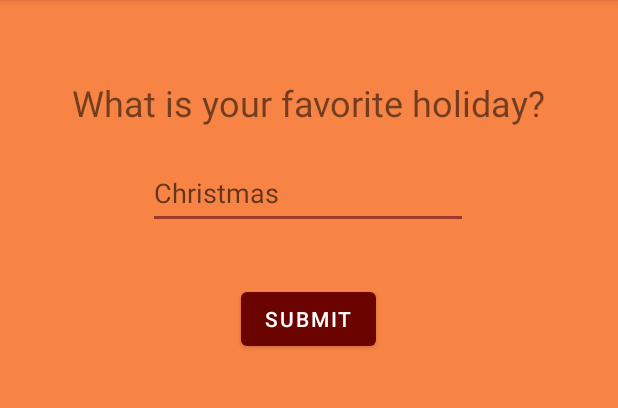
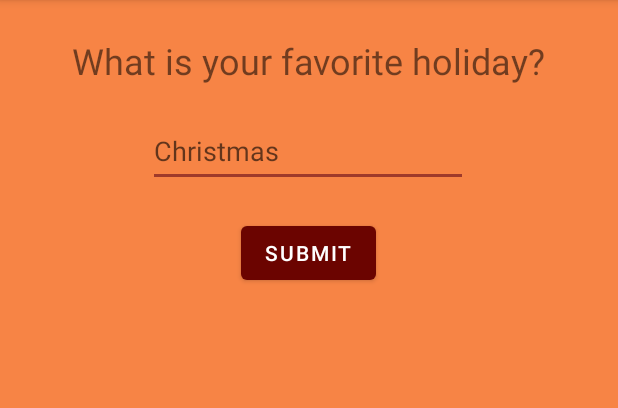
Before and after one commit to luch5405/MobileAppDev, an Android app: the screen it shows after launch (MainActivity), on a phone screen of 412 x 824 dp, the part 84-492 px from its top. Run offline under Robolectric (Android 15) with nearby library versions, the phone set to English and light mode, and no system bars.

Commit message:
Add files via upload

```diff
--- a/Lab6/app/src/main/res/layout/activity_main.xml
+++ b/Lab6/app/src/main/res/layout/activity_main.xml
@@ -10,7 +10,7 @@
         android:id="@+id/mainText"
         android:layout_width="wrap_content"
         android:layout_height="wrap_content"
-        android:layout_marginTop="52dp"
+        android:layout_marginTop="24dp"
         android:text="@string/mainText"
         android:textSize="24sp"
         app:layout_constraintEnd_toEndOf="parent"
@@ -24,7 +24,7 @@
         android:id="@+id/button"
         android:layout_width="wrap_content"
         android:layout_height="wrap_content"
-        android:layout_marginTop="36dp"
+        android:layout_marginTop="20dp"
         android:onClick="submitBtn"
         android:text="@string/buttonText"
         app:layout_constraintEnd_toEndOf="parent"
@@ -50,8 +50,8 @@
     <TextView
         android:id="@+id/outputText"
         android:layout_width="wrap_content"
-        android:layout_height="wrap_content"
-        android:layout_marginTop="48dp"
+        android:layout_height="0dp"
+        android:layout_marginTop="16dp"
         android:text="@string/outputText"
         app:layout_constraintEnd_toEndOf="parent"
         app:layout_constraintHorizontal_bias="0.498"
@@ -60,16 +60,13 @@
 
     <ImageView
         android:id="@+id/image"
-        android:layout_width="286dp"
-        android:layout_height="265dp"
-        android:layout_marginTop="20dp"
-        android:layout_marginBottom="50dp"
+        android:layout_width="78dp"
+        android:layout_height="63dp"
+        android:layout_marginTop="16dp"
         android:contentDescription="@string/contentDesc"
-        app:layout_constraintBottom_toBottomOf="parent"
         app:layout_constraintEnd_toEndOf="parent"
-        app:layout_constraintHorizontal_bias="0.496"
+        app:layout_constraintHorizontal_bias="0.498"
         app:layout_constraintStart_toStartOf="parent"
-        app:layout_constraintTop_toBottomOf="@+id/outputText"
-        app:layout_constraintVertical_bias="0.937" />
+        app:layout_constraintTop_toBottomOf="@+id/outputText" />
 
 </androidx.constraintlayout.widget.ConstraintLayout>
--- a/Lab6/app/src/main/res/mipmap-anydpi-v26/ic_launcher.xml
+++ b/Lab6/app/src/main/res/mipmap-anydpi-v26/ic_launcher.xml
@@ -1,5 +1,5 @@
 <?xml version="1.0" encoding="utf-8"?>
 <adaptive-icon xmlns:android="http://schemas.android.com/apk/res/android">
-    <background android:drawable="@drawable/ic_launcher_background"/>
+    <background android:drawable="@color/ic_launcher_background"/>
     <foreground android:drawable="@mipmap/ic_launcher_foreground"/>
 </adaptive-icon>
--- a/Lab6/app/src/main/res/mipmap-anydpi-v26/ic_launcher_round.xml
+++ b/Lab6/app/src/main/res/mipmap-anydpi-v26/ic_launcher_round.xml
@@ -1,5 +1,5 @@
 <?xml version="1.0" encoding="utf-8"?>
 <adaptive-icon xmlns:android="http://schemas.android.com/apk/res/android">
-    <background android:drawable="@drawable/ic_launcher_background"/>
+    <background android:drawable="@color/ic_launcher_background"/>
     <foreground android:drawable="@mipmap/ic_launcher_foreground"/>
 </adaptive-icon>
--- /dev/null
+++ b/Lab6/app/src/main/res/values/ic_launcher_background.xml
@@ -0,0 +1,4 @@
+<?xml version="1.0" encoding="utf-8"?>
+<resources>
+    <color name="ic_launcher_background">#6D4C12</color>
+</resources>
```
Also changed, not shown: Lab6/app/src/main/ic_launcher-playstore.png, Lab6/app/src/main/res/mipmap-hdpi/ic_launcher.png, Lab6/app/src/main/res/mipmap-hdpi/ic_launcher_foreground.png, Lab6/app/src/main/res/mipmap-hdpi/ic_launcher_round.png, Lab6/app/src/main/res/mipmap-mdpi/ic_launcher.png, Lab6/app/src/main/res/mipmap-mdpi/ic_launcher_foreground.png, Lab6/app/src/main/res/mipmap-mdpi/ic_launcher_round.png, Lab6/app/src/main/res/mipmap-xhdpi/ic_launcher.png, Lab6/app/src/main/res/mipmap-xhdpi/ic_launcher_foreground.png, Lab6/app/src/main/res/mipmap-xhdpi/ic_launcher_round.png, Lab6/app/src/main/res/mipmap-xxhdpi/ic_launcher.png, Lab6/app/src/main/res/mipmap-xxhdpi/ic_launcher_foreground.png, Lab6/app/src/main/res/mipmap-xxhdpi/ic_launcher_round.png, Lab6/app/src/main/res/mipmap-xxxhdpi/ic_launcher.png, 2 more files.
